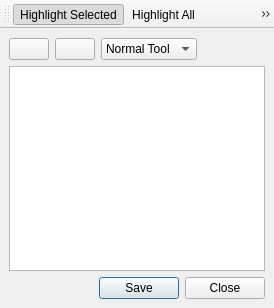
The window that src/Editor/WorldEditor/CPoiMapEditDialog.ui (AxioDL/PrimeWorldEditor) describes before a commit, drawn with Qt 5.
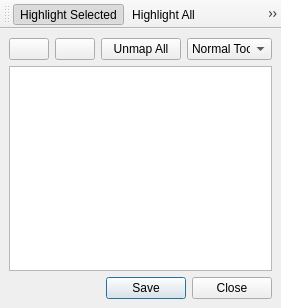
The same window after the commit. Icons and pictures are not drawn.

Commit message: Added Unmap All button to the EGMC editor dialog

Diff of the .ui file:
```diff
--- a/src/Editor/WorldEditor/CPoiMapEditDialog.ui
+++ b/src/Editor/WorldEditor/CPoiMapEditDialog.ui
@@ -45,11 +45,18 @@
         </property>
        </widget>
       </item>
+      <item>
+       <widget class="QPushButton" name="UnmapAllButton">
+        <property name="text">
+         <string>Unmap All</string>
+        </property>
+       </widget>
+      </item>
       <item>
        <widget class="QComboBox" name="ToolComboBox">
         <property name="minimumSize">
          <size>
-          <width>80</width>
+          <width>85</width>
           <height>0</height>
          </size>
         </property>
```
The commit also changes 2 other files.
